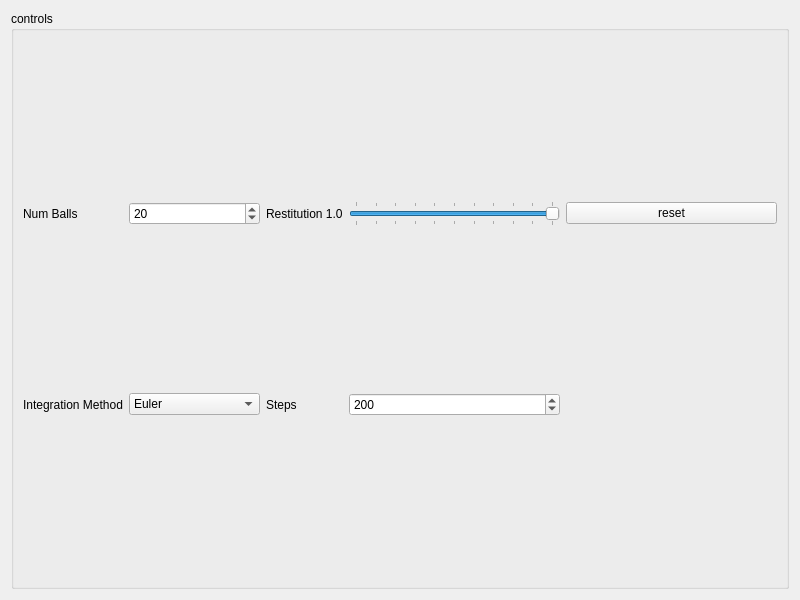
First picture: the form in ballcollision2d/Part2UI.ui, repository NCCA/10MinutePhysicsPY, before the edit.
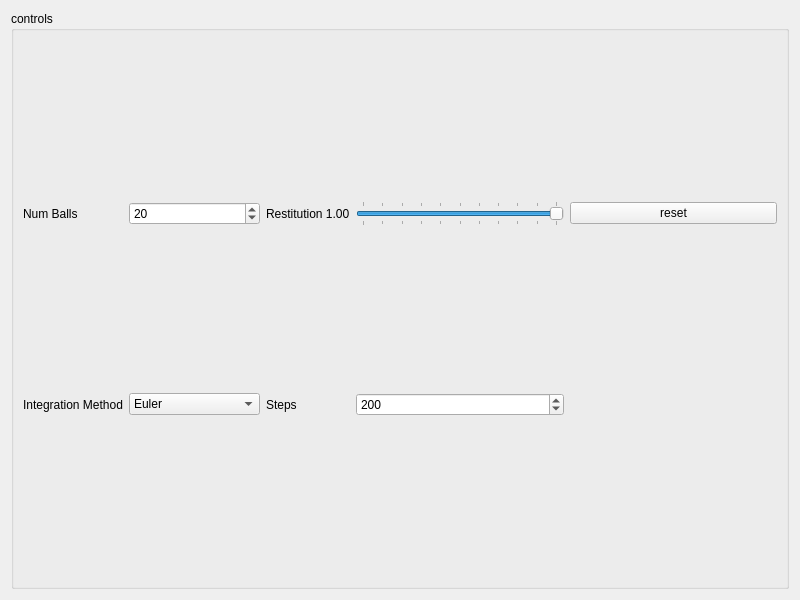
Second picture: the form after the edit.

Commit message: minore updates to UI and Readme

The edit to the form file:
```diff
--- a/ballcollision2d/Part2UI.ui
+++ b/ballcollision2d/Part2UI.ui
@@ -117,7 +117,7 @@
       <item row="0" column="3">
        <widget class="QLabel" name="restitution_label">
         <property name="text">
-         <string>Restitution 1.0</string>
+         <string>Restitution 1.00</string>
         </property>
        </widget>
       </item>
```
The commit also changes 1 other file.
